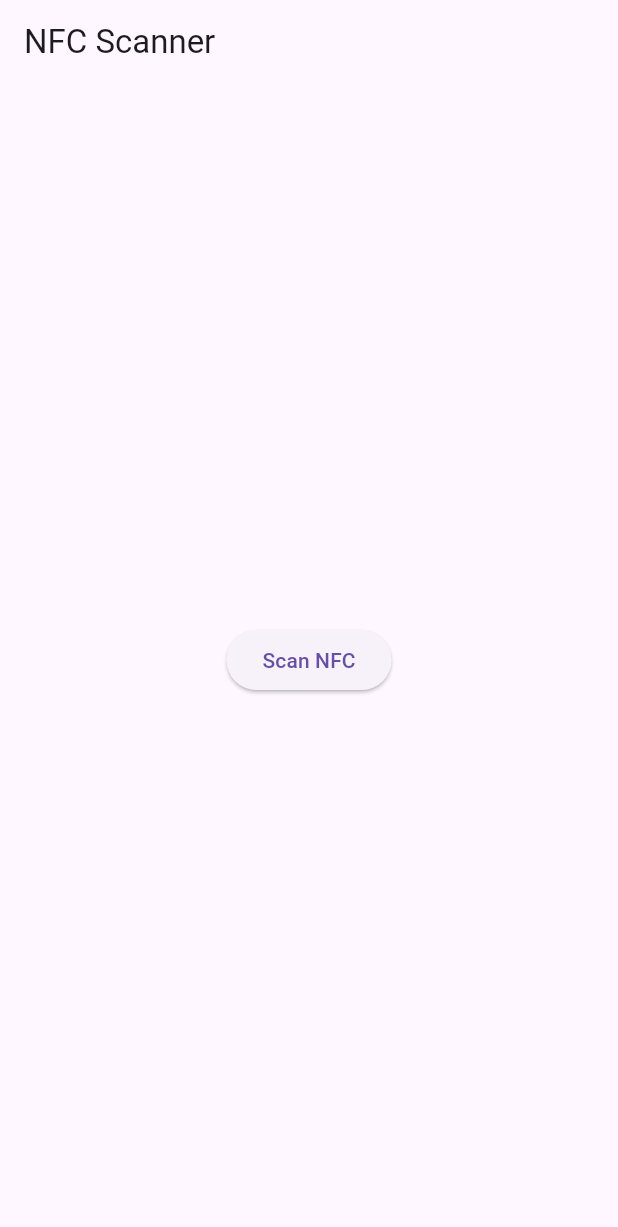
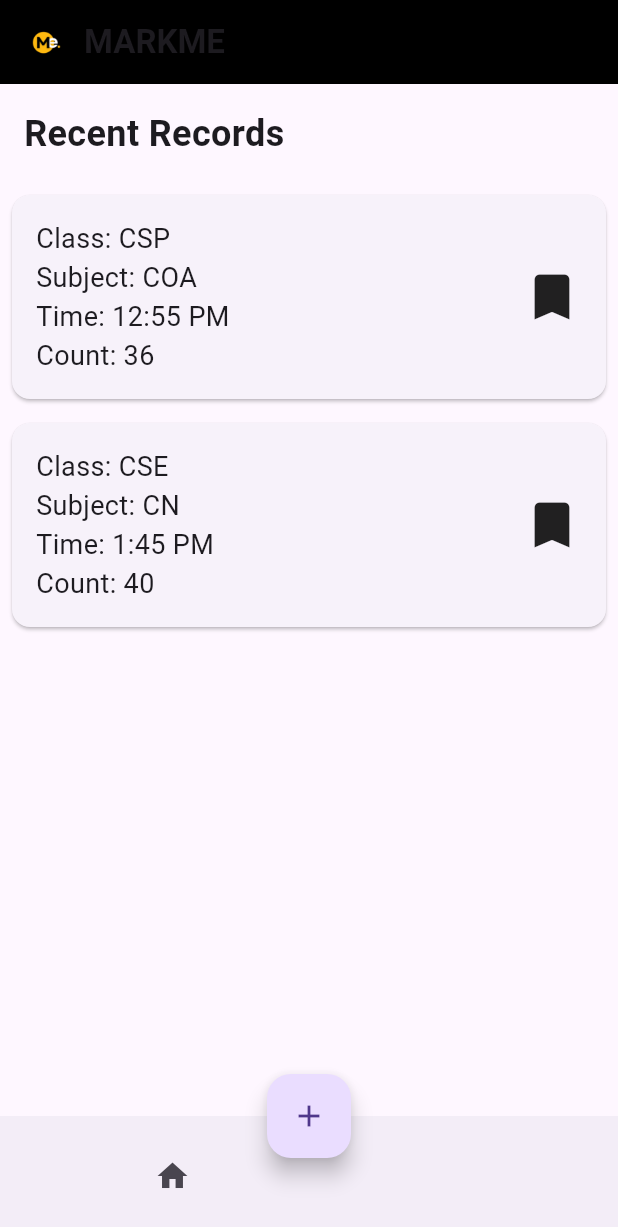
Before and after one commit to KrishGoya1/markme, a Flutter app: the screen it shows after launch, on a phone screen of 412 x 824 dp. Shown: the top 1227 px of the screen. Run offline on Flutter 3.47's test engine with Material 3 defaults, Android fonts, the phone set to English and light mode, and no system bars; missing offline and left inert: nfc_manager.

Commit message:
UI modifications

```diff
--- a/lib/main.dart
+++ b/lib/main.dart
@@ -2,10 +2,12 @@ import 'package:flutter/material.dart';
 import 'scanner.dart';
 
 void main() {
-  runApp(MyApp());
+  runApp(const MyApp());
 }
 
 class MyApp extends StatelessWidget {
+  const MyApp({super.key});
+
   @override
   Widget build(BuildContext context) {
     return MaterialApp(
--- a/lib/scanner.dart
+++ b/lib/scanner.dart
@@ -11,11 +11,75 @@ class _NFCScannerState extends State<NFCScanner> {
   @override
   Widget build(BuildContext context) {
     return Scaffold(
-      appBar: AppBar(title: Text('NFC Scanner')),
-      body: Center(
-        child: ElevatedButton(
-          child: Text('Scan NFC'),
-          onPressed: _scanNFC,
+      appBar: AppBar(
+        title: Row(
+          children: [
+            Image.asset('assets/logo.png', height: 30),
+            const SizedBox(width: 10),
+            const Text('MARKME', style: TextStyle(fontWeight: FontWeight.bold)),
+          ],
+        ),
+        backgroundColor: Colors.black,
+      ),
+      body: Column(
+        crossAxisAlignment: CrossAxisAlignment.start,
+        children: [
+          const Padding(
+            padding: EdgeInsets.all(16.0),
+            child: Text(
+              'Recent Records',
+              style: TextStyle(fontSize: 24, fontWeight: FontWeight.bold),
+            ),
+          ),
+          Expanded(
+            child: ListView(
+              children: [
+                _buildRecordCard('CSP', 'COA', '12:55 PM', 36),
+                _buildRecordCard('CSE', 'CN', '1:45 PM', 40),
+              ],
+            ),
+          ),
+        ],
+      ),
+      bottomNavigationBar: BottomAppBar(
+        child: Row(
+          mainAxisAlignment: MainAxisAlignment.spaceAround,
+          children: [
+            IconButton(
+              icon: const Icon(Icons.home),
+              onPressed: () {},
+            ),
+            const SizedBox(width: 32), // Space for FAB
+          ],
+        ),
+      ),
+      floatingActionButton: FloatingActionButton(
+        onPressed: _scanNFC,
+        child: const Icon(Icons.add),
+      ),
+      floatingActionButtonLocation: FloatingActionButtonLocation.centerDocked,
+    );
+  }
+
+  Widget _buildRecordCard(String className, String subject, String time, int count) {
+    return Card(
+      margin: const EdgeInsets.all(8),
+      child: Padding(
+        padding: const EdgeInsets.all(16.0),
+        child: Row(
+          mainAxisAlignment: MainAxisAlignment.spaceBetween,
+          children: [
+            Column(
+              crossAxisAlignment: CrossAxisAlignment.start,
+              children: [
+                Text('Class: $className', style: const TextStyle(fontSize: 18)),
+                Text('Subject: $subject', style: const TextStyle(fontSize: 18)),
+                Text('Time: $time', style: const TextStyle(fontSize: 18)),
+                Text('Count: $count', style: const TextStyle(fontSize: 18)),
+              ],
+            ),
+            const Icon(Icons.bookmark, size: 40),
+          ],
         ),
       ),
     );
@@ -24,7 +88,7 @@ class _NFCScannerState extends State<NFCScanner> {
   void _scanNFC() async {
     bool isAvailable = await NfcManager.instance.isAvailable();
     if (!isAvailable) {
-      print('NFC is not available on this device');
+      debugPrint('NFC is not available on this device');
       return;
     }
 
--- a/pubspec.yaml
+++ b/pubspec.yaml
@@ -19,3 +19,5 @@ dev_dependencies:
 
 flutter:
   uses-material-design: true
+  assets:
+    - assets/logo.png
```
Also changed, not shown: lib/home_page.dart (added, +87 -0 lines), assets/logo.png (added).
